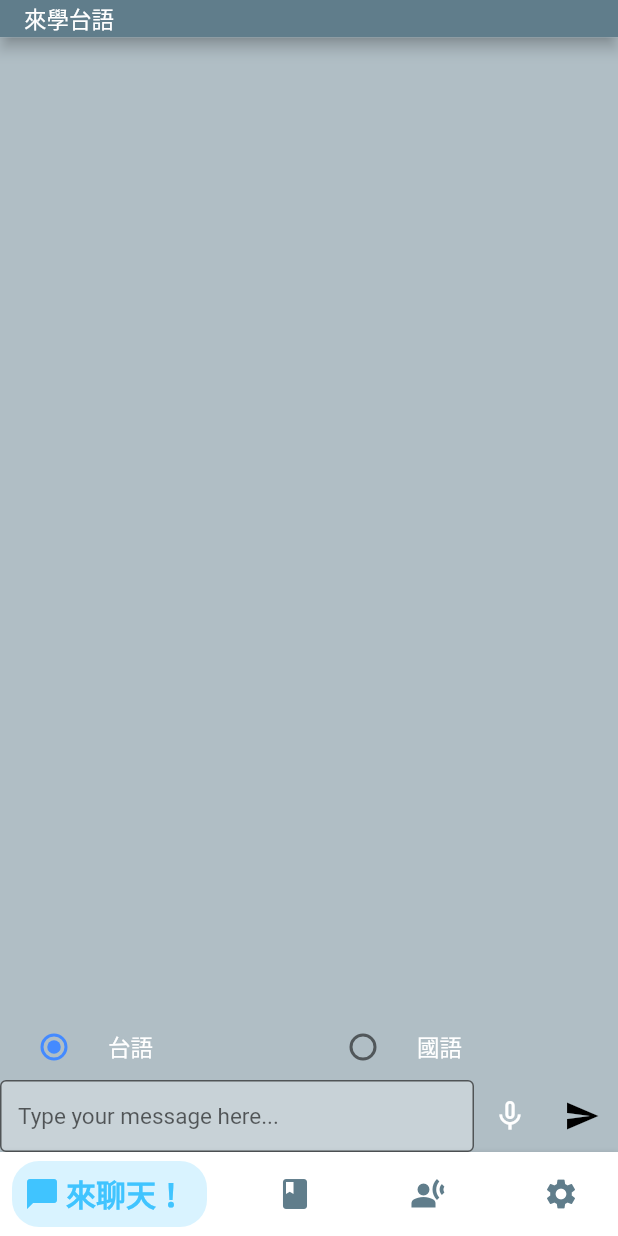
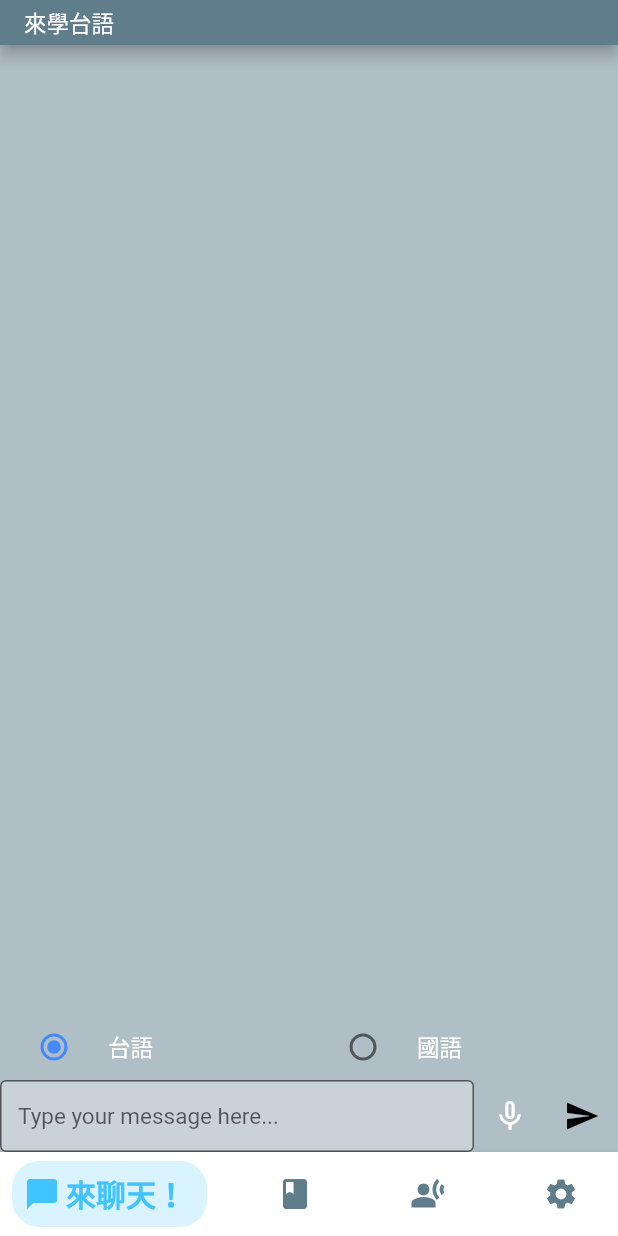
Before and after one commit to Rainyryan/flutter_hokkien_learning_app, a Flutter app: the screen it shows after launch, on a phone screen of 412 x 824 dp. Run offline on Flutter 3.47's test engine with Material 2 defaults, Android fonts, the light colour scheme and no system bars; drawn by our look-alikes of bottom_navy_bar; our stand-ins replace dio, flutter_tts, just_audio, permission_handler; missing offline and left inert: flutter_sound_lite, flutter_sound_web.

Commit message:
edited settings

```diff
--- a/lib/main.dart
+++ b/lib/main.dart
@@ -64,7 +64,7 @@ class _MyAppState extends State<MyApp> {
       // ),
       home: Scaffold(
         appBar: AppBar(
-          toolbarHeight: 25,
+          toolbarHeight: 30,
           title: Row(
             mainAxisAlignment: MainAxisAlignment.start,
             children: [
@@ -86,7 +86,7 @@ class _MyAppState extends State<MyApp> {
               DictionaryPage(title: "Dictionary"),
               TranscribePage(title: "Transcribe"),
               Column(children: [
-                Image(image: AssetImage('assets/9302004.jpg')),
+                Container(child: Image(image: AssetImage('assets/9302004.jpg')), padding: EdgeInsets.all(10),),
                 Row(
                   children: [
                     Container(
```
